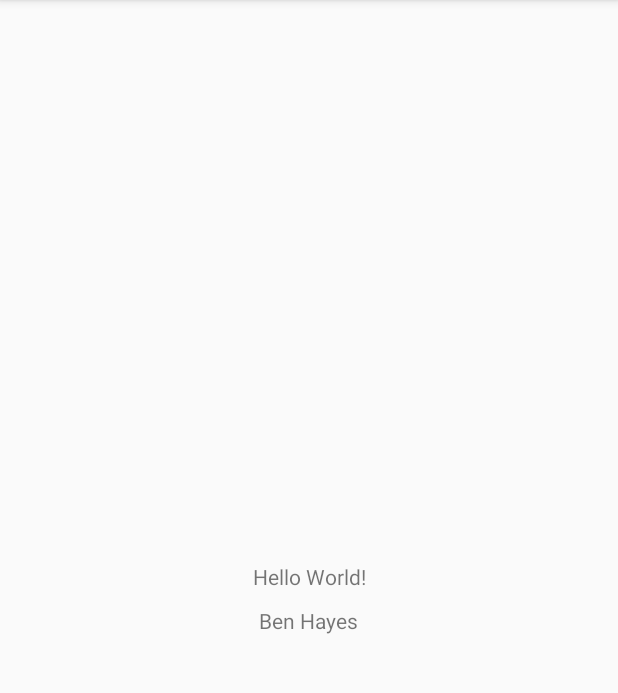
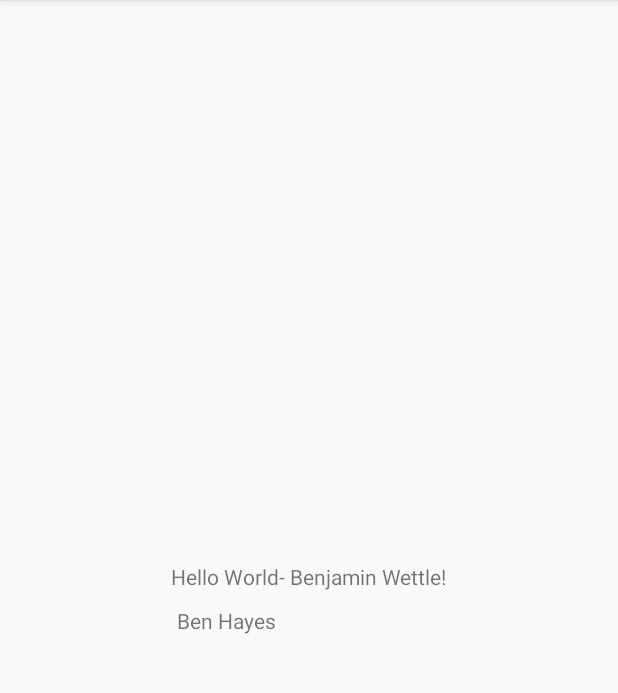
Before and after one commit to bmwettle/TheHealthyCatApp, an Android app: the screen it shows after launch (MainActivity), on a phone screen of 412 x 824 dp, the part 84-777 px from its top. Run offline under Robolectric (Android 15) with nearby library versions, the phone set to English and light mode, and no system bars.

Commit message:
Adding Ben Wettle's name to hello world file

```diff
--- a/app/src/main/res/layout/activity_main.xml
+++ b/app/src/main/res/layout/activity_main.xml
@@ -21,7 +21,7 @@
         <TextView
             android:layout_width="wrap_content"
             android:layout_height="wrap_content"
-            android:text="Hello World!"
+            android:text="Hello World- Benjamin Wettle!"
             app:layout_constraintBottom_toBottomOf="parent"
             app:layout_constraintLeft_toLeftOf="parent"
             app:layout_constraintRight_toRightOf="parent"
```
